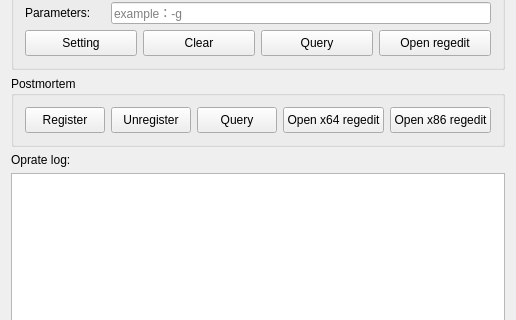
Qt form WindbgIFEO/WindbgIFEO.ui (MingYueRuYa/worktools) before a commit; both pictures show x 0 to 516 and y 169 to 489 of the 516 by 595 pixel window.
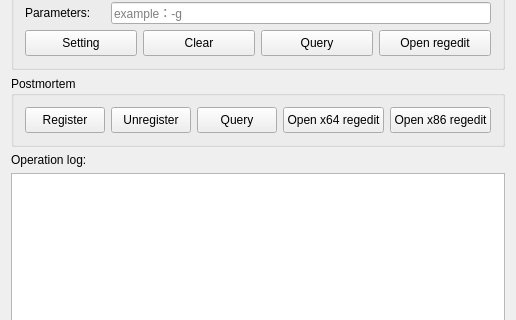
The same form after that commit.

Diff of the .ui file:
```diff
--- a/WindbgIFEO/WindbgIFEO.ui
+++ b/WindbgIFEO/WindbgIFEO.ui
@@ -272,7 +272,7 @@
      <item>
       <widget class="QLabel" name="label_4">
        <property name="text">
-        <string>Oprate log:</string>
+        <string>Operation log:</string>
        </property>
       </widget>
      </item>
```
Left out of the diff: 2 changed lines with no effect on the pictures.
